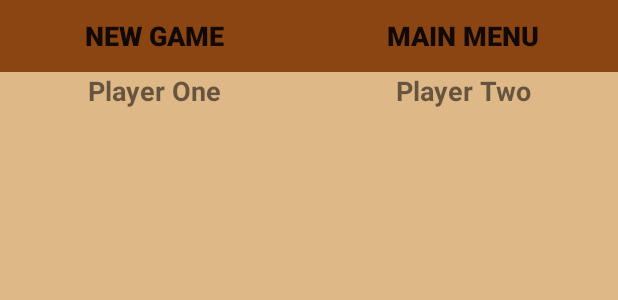
After one commit to Hala-Alsouly/assignapp2019s1, an Android app: the layout two_player.xml on its own in the app's theme, with its tools: preview values and no code run, on a phone screen of 412 x 824 dp. The commit adds this screen. Shown: the top 300 px of the screen. Run offline under Robolectric (Android 15) with nearby library versions, the phone set to English and light mode, and no system bars.

Commit message:
create 2 player layout

```diff
--- a/app/src/main/java/com/example/go/Game.java
+++ b/app/src/main/java/com/example/go/Game.java
@@ -244,8 +244,7 @@ public class Game extends AppCompatActivity  {
     }
 
     private boolean isWinning() {
-        if(winner!=0)
-            return true;
+
         VectorEnd(xmove,0,0,1,xmove,ymove);
         VectorEnd(0,ymove,1,0,xmove,ymove);
         if(xmove+ymove>=boardSize-1)
@@ -317,7 +316,7 @@ public class Game extends AppCompatActivity  {
     private void start_game() {
         player_turn= new Random().nextInt(2)+1;
         if (player_turn==1){
-            //first_move=false;
+            first_move=false;
             player_turn();
         }
 
--- /dev/null
+++ b/app/src/main/java/com/example/go/TwoPlayer.java
@@ -0,0 +1,4 @@
+package com.example.go;
+
+public class TwoPlayer {
+}
--- a/app/src/main/res/drawable/cell.xml
+++ b/app/src/main/res/drawable/cell.xml
@@ -1,6 +1,8 @@
 <?xml version="1.0" encoding="utf-8"?>
 <shape android:shape="rectangle"
     xmlns:android="http://schemas.android.com/apk/res/android">
-    <corners android:radius="7dp"></corners>
+
+    <stroke android:color="@color/Black"></stroke>
+    <stroke android:width="1dp"></stroke>
     <solid android:color="@color/SaddleBrown"/>
 </shape>
--- /dev/null
+++ b/app/src/main/res/layout/two_player.xml
@@ -0,0 +1,82 @@
+<?xml version="1.0" encoding="utf-8"?>
+<RelativeLayout xmlns:android="http://schemas.android.com/apk/res/android"
+    xmlns:app="http://schemas.android.com/apk/res-auto"
+    xmlns:tools="http://schemas.android.com/tools"
+    android:layout_width="match_parent"
+    android:layout_height="match_parent"
+    tools:context=".Game">
+
+    <LinearLayout
+        android:id="@+id/topContent"
+        android:layout_width="match_parent"
+        android:layout_height="wrap_content"
+        android:orientation="vertical">
+        <LinearLayout
+            android:layout_width="match_parent"
+            android:layout_height="wrap_content"
+            android:orientation="horizontal">
+            <Button
+                android:id="@+id/newGameButten"
+                android:layout_width="match_parent"
+                android:layout_height="wrap_content"
+                android:text="New Game"
+                android:textStyle="bold"
+                android:textSize="18sp"
+                android:gravity="center"
+                android:layout_weight="1"
+                android:background="@color/SaddleBrown" />
+            <Button
+                android:id="@+id/menuButten"
+                android:layout_width="match_parent"
+                android:layout_height="wrap_content"
+                android:text="Main Menu"
+                android:textStyle="bold"
+                android:textSize="18sp"
+                android:gravity="center"
+                android:layout_weight="1"
+
+                android:background="@color/SaddleBrown" />
+        </LinearLayout>
+        <LinearLayout
+            android:layout_width="match_parent"
+            android:layout_height="wrap_content"
+            android:orientation="horizontal">
+            <TextView
+                android:id="@+id/playerOne_text"
+                android:layout_width="match_parent"
+                android:layout_height="wrap_content"
+                android:layout_weight="1"
+                android:text="Player One"
+                android:paddingBottom="5dp"
+                android:textStyle="bold"
+                android:textSize="18sp"
+                android:gravity="center"
+                android:background="@color/BurlyWood"
+                />
+            <TextView
+                android:id="@+id/playerTwo_text"
+                android:layout_width="match_parent"
+                android:layout_height="wrap_content"
+                android:layout_weight="1"
+                android:text="Player Two"
+                android:paddingBottom="5dp"
+                android:textStyle="bold"
+                android:textSize="18sp"
+                android:gravity="center"
+                android:background="@color/BurlyWood"
+                />
+        </LinearLayout>
+
+
+    </LinearLayout>
+    <LinearLayout
+        android:id="@+id/boardGame"
+        android:layout_width="match_parent"
+        android:layout_height="match_parent"
+        android:orientation="vertical"
+        android:background="@color/BurlyWood"
+        android:layout_below="@+id/topContent"
+        >
+
+    </LinearLayout>
+</RelativeLayout>
```
